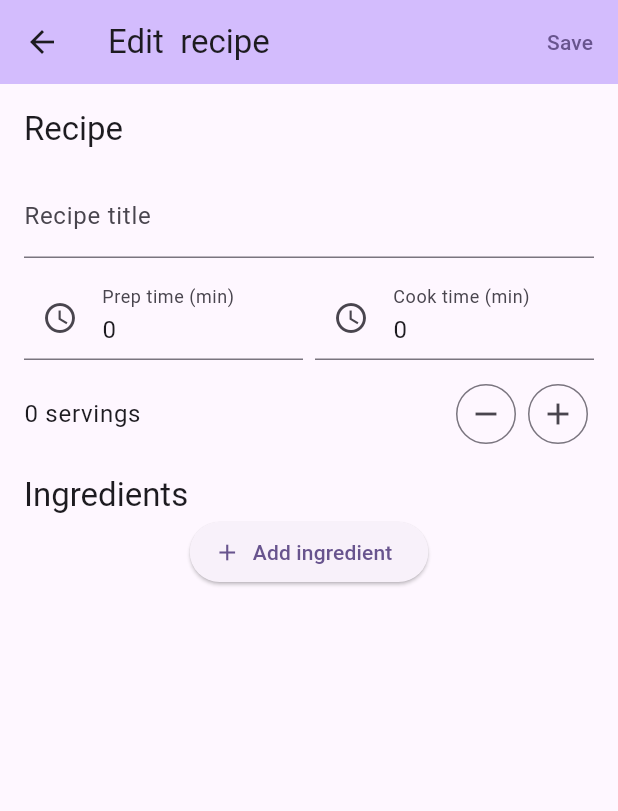
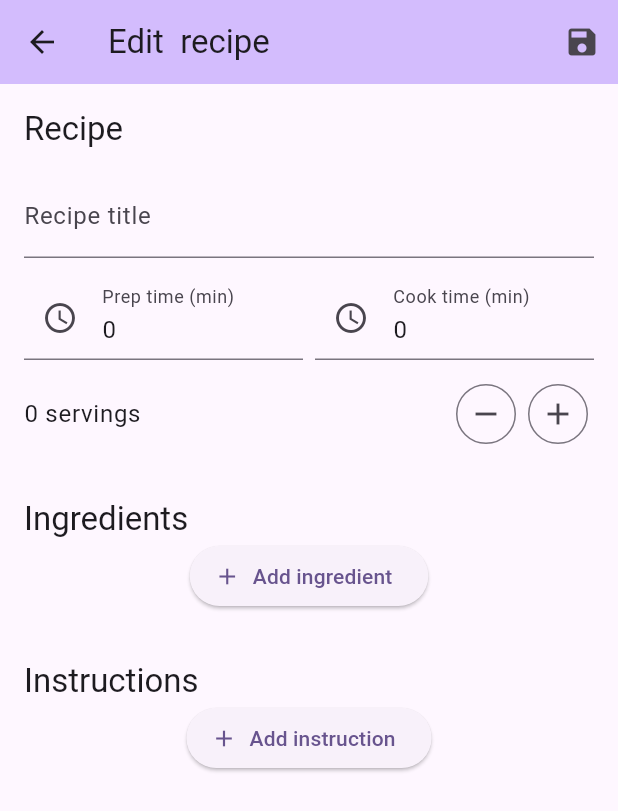
Before and after one commit to alexandre-pinon/toki-app, a Flutter app: the RecipeEditScreen screen opened directly with empty values, on a phone screen of 412 x 824 dp. Shown: the top 811 px of the screen. Run offline on Flutter 3.47's test engine with Material 3 defaults, Android fonts, the light colour scheme and no system bars; our stand-ins replace flutter_secure_storage; accounts and stored records are empty.

Commit message:
feat: instructions form + call update recipe details api

```diff
--- a/lib/models/ingredient.dart
+++ b/lib/models/ingredient.dart
@@ -22,7 +22,7 @@ class Ingredient {
     return {
       'name': name,
       'quantity': quantity,
-      'unit_type': unit.toString(),
+      'unit': unit.toString(),
     };
   }
 }
--- a/lib/models/instruction.dart
+++ b/lib/models/instruction.dart
@@ -1,14 +1,17 @@
 class Instruction {
-  final String id;
-  final String recipeId;
   final int stepNumber;
   final String instruction;
 
-  Instruction(this.id, this.recipeId, this.stepNumber, this.instruction);
+  Instruction(this.stepNumber, this.instruction);
 
   Instruction.fromJson(dynamic json)
-      : id = json['id'],
-        recipeId = json['recipe_id'],
-        stepNumber = json['step_number'],
+      : stepNumber = json['step_number'],
         instruction = json['instruction'];
+
+  Map<String, dynamic> toJson() {
+    return {
+      'step_number': stepNumber,
+      'instruction': instruction,
+    };
+  }
 }
--- a/lib/models/recipe_details.dart
+++ b/lib/models/recipe_details.dart
@@ -17,4 +17,14 @@ class RecipeDetails {
         instructions = (json['instructions'] as List<dynamic>)
             .map(Instruction.fromJson)
             .toList();
+
+  Map<String, dynamic> toJson() {
+    return {
+      'recipe': recipe.toJson(),
+      'ingredients':
+          ingredients.map((ingredient) => ingredient.toJson()).toList(),
+      'instructions':
+          instructions.map((instruction) => instruction.toJson()).toList(),
+    };
+  }
 }
--- a/lib/providers/meal_provider.dart
+++ b/lib/providers/meal_provider.dart
@@ -55,9 +55,9 @@ class MealProvider extends LoadingChangeNotifier {
     });
   }
 
-  Future<void> updateRecipe(Recipe recipe) async {
+  Future<void> updateRecipe(RecipeDetails recipeDetails) async {
     withLoading(() async {
-      _recipeDetails = await recipeService.updateRecipe(recipe);
+      _recipeDetails = await recipeService.updateRecipe(recipeDetails);
     });
   }
 }
--- a/lib/screens/recipe_edit_screen.dart
+++ b/lib/screens/recipe_edit_screen.dart
@@ -1,8 +1,16 @@
 import 'dart:async';
 
+import 'package:collection/collection.dart';
 import 'package:flutter/material.dart';
+import 'package:provider/provider.dart';
 import 'package:toki_app/controllers/ingredient_controller.dart';
+import 'package:toki_app/errors/auth_error.dart';
+import 'package:toki_app/main.dart';
+import 'package:toki_app/models/instruction.dart';
 import 'package:toki_app/models/recipe_details.dart';
+import 'package:toki_app/providers/auth_provider.dart';
+import 'package:toki_app/providers/meal_provider.dart';
+import 'package:toki_app/providers/weekly_meals_provider.dart';
 import 'package:toki_app/types/unit_type.dart';
 import 'package:toki_app/widgets/servings_input.dart';
 
@@ -21,7 +29,8 @@ class _RecipeEditScreenState extends State<RecipeEditScreen> {
   late final TextEditingController _prepTimeController;
   late final TextEditingController _cookTimeController;
   late final ValueNotifier<int> _servingsController;
-  late final List<IngredientController> _ingredientsController;
+  late final List<IngredientController> _ingredientControllers;
+  late final List<TextEditingController> _instructionControllers;
 
   @override
   void initState() {
@@ -35,20 +44,37 @@ class _RecipeEditScreenState extends State<RecipeEditScreen> {
       text: recipe.cookTime?.toString() ?? '',
     );
     _servingsController = ValueNotifier(recipe.servings);
-    _ingredientsController = widget.recipeDetails.ingredients
+    _ingredientControllers = widget.recipeDetails.ingredients
         .map(IngredientController.fromIngredient)
+        .toList();
+    _instructionControllers = widget.recipeDetails.instructions
+        .map(
+          (instruction) => TextEditingController(text: instruction.instruction),
+        )
         .toList();
   }
 
   void _addIngredient() {
     setState(() {
-      _ingredientsController.add(IngredientController.empty());
+      _ingredientControllers.add(IngredientController.empty());
     });
   }
 
   void _removeIngredient(int index) {
     setState(() {
-      _ingredientsController.removeAt(index);
+      _ingredientControllers.removeAt(index);
+    });
+  }
+
+  void _addInstruction() {
+    setState(() {
+      _instructionControllers.add(TextEditingController());
+    });
+  }
+
+  void _removeInstruction(int index) {
+    setState(() {
+      _instructionControllers.removeAt(index);
     });
   }
 
@@ -59,20 +85,33 @@ class _RecipeEditScreenState extends State<RecipeEditScreen> {
       cookTime: int.tryParse(_cookTimeController.text),
       servings: _servingsController.value,
     );
-    final updatedIngredients = _ingredientsController
+    final updatedIngredients = _ingredientControllers
         .map(
           (controller) => controller.value,
         )
         .toList();
+    final updatedInstructions = _instructionControllers
+        .mapIndexed(
+          (index, controller) => Instruction(index + 1, controller.text),
+        )
+        .toList();
+    final updatedRecipeDetails =
+        RecipeDetails(updatedRecipe, updatedIngredients, updatedInstructions);
 
-    // Simulate saving
-    print('Saving: ${updatedRecipe.toJson()}');
-    print(
-      'Saving: ${updatedIngredients.map((ingredient) => ingredient.toJson())}',
-    );
+    final mealProvider = context.read<MealProvider>();
+    final weeklyMealsProvider = context.read<WeeklyMealsProvider>();
+    final authProvider = context.read<AuthProvider>();
+    final navigator = Navigator.of(context);
 
-    // Call your save service or state management logic
-    // await RecipeService.saveRecipe(updatedRecipe);
+    try {
+      await mealProvider.updateRecipe(updatedRecipeDetails);
+      await weeklyMealsProvider.fetchMeals(); // refresh home page data
+      navigator.pop();
+    } on Unauthenticated {
+      await authProvider.logout();
+    } catch (error) {
+      showGlobalSnackBar(error.toString());
+    }
   }
 
   @override
@@ -82,7 +121,10 @@ class _RecipeEditScreenState extends State<RecipeEditScreen> {
     _cookTimeController.dispose();
     _servingsController.dispose();
 
-    for (final controller in _ingredientsController) {
+    for (final controller in _ingredientControllers) {
+      controller.dispose();
+    }
+    for (final controller in _instructionControllers) {
       controller.dispose();
     }
 
@@ -97,9 +139,9 @@ class _RecipeEditScreenState extends State<RecipeEditScreen> {
         title: Text(
             'Edit ${widget.recipeDetails.recipe.title.toLowerCase()} recipe'),
         actions: [
-          TextButton(
+          IconButton(
             onPressed: _saveData,
-            child: Text('Save'),
+            icon: Icon(Icons.save),
           )
         ],
       ),
@@ -122,7 +164,7 @@ class _RecipeEditScreenState extends State<RecipeEditScreen> {
               cookTimeController: _cookTimeController,
               servingsController: _servingsController,
             ),
-            SizedBox(height: 16),
+            SizedBox(height: 32),
             Container(
               margin: const EdgeInsets.symmetric(horizontal: 16),
               child: Text(
@@ -130,11 +172,24 @@ class _RecipeEditScreenState extends State<RecipeEditScreen> {
                 style: Theme.of(context).textTheme.titleLarge,
               ),
             ),
-            RecipeIngredientsInput(
-              ingredientsController: _ingredientsController,
+            IngredientsInput(
+              ingredientControllers: _ingredientControllers,
               addIngredient: _addIngredient,
               removeIngredient: _removeIngredient,
-            )
+            ),
+            SizedBox(height: 32),
+            Container(
+              margin: const EdgeInsets.symmetric(horizontal: 16),
+              child: Text(
+                'Instructions',
+                style: Theme.of(context).textTheme.titleLarge,
+              ),
+            ),
+            InstructionsInput(
+              instructionControllers: _instructionControllers,
+              addInstruction: _addInstruction,
+              removeInstruction: _removeInstruction,
+            ),
           ],
         ),
       ),
@@ -206,14 +261,14 @@ class RecipeInput extends StatelessWidget {
   }
 }
 
-class RecipeIngredientsInput extends StatelessWidget {
-  final List<IngredientController> ingredientsController;
+class IngredientsInput extends StatelessWidget {
+  final List<IngredientController> ingredientControllers;
   final VoidCallback addIngredient;
   final void Function(int index) removeIngredient;
 
-  const RecipeIngredientsInput({
+  const IngredientsInput({
     super.key,
-    required this.ingredientsController,
+    required this.ingredientControllers,
     required this.addIngredient,
     required this.removeIngredient,
   });
@@ -225,9 +280,9 @@ class RecipeIngredientsInput extends StatelessWidget {
         ListView.builder(
           physics: NeverScrollableScrollPhysics(),
           shrinkWrap: true,
-          itemCount: ingredientsController.length,
-          itemBuilder: (context, index) => RecipeIngredientInput(
-            controller: ingredientsController[index],
+          itemCount: ingredientControllers.length,
+          itemBuilder: (context, index) => IngredientInput(
+            controller: ingredientControllers[index],
             onDelete: () => removeIngredient(index),
           ),
         ),
@@ -241,11 +296,11 @@ class RecipeIngredientsInput extends StatelessWidget {
   }
 }
 
-class RecipeIngredientInput extends StatelessWidget {
+class IngredientInput extends StatelessWidget {
   final IngredientController controller;
   final VoidCallback onDelete;
 
-  const RecipeIngredientInput({
+  const IngredientInput({
     super.key,
     required this.controller,
     required this.onDelete,
@@ -314,3 +369,79 @@ class RecipeIngredientInput extends StatelessWidget {
     );
   }
 }
+
+class InstructionsInput extends StatelessWidget {
+  final List<TextEditingController> instructionControllers;
+  final VoidCallback addInstruction;
+  final void Function(int index) removeInstruction;
+
+  const InstructionsInput({
+    super.key,
+    required this.instructionControllers,
+    required this.addInstruction,
+    required this.removeInstruction,
+  });
+
+  @override
+  Widget build(BuildContext context) {
+    return Column(
+      children: [
+        ListView.builder(
+          physics: NeverScrollableScrollPhysics(),
+          shrinkWrap: true,
+          itemCount: instructionControllers.length,
+          itemBuilder: (context, index) => InstructionInput(
+            controller: instructionControllers[index],
+            onDelete: () => removeInstruction(index),
+          ),
+        ),
+        ElevatedButton.icon(
+          icon: Icon(Icons.add),
+          label: Text('Add instruction'),
+          onPressed: addInstruction,
+        ),
+      ],
+    );
+  }
+}
+
+class InstructionInput extends StatelessWidget {
+  final TextEditingController controller;
+  final VoidCallback onDelete;
+
+  const InstructionInput({
+    super.key,
+    required this.controller,
+    required this.onDelete,
+  });
+
+  @override
+  Widget build(BuildContext context) {
+    return Container(
+      margin: EdgeInsets.symmetric(vertical: 12, horizontal: 16),
+      child: Row(
+        children: [
+          Expanded(
+            child: TextFormField(
+              controller: controller,
+              decoration: InputDecoration(
+                labelText: 'Instruction',
+                border: OutlineInputBorder(),
+              ),
+              maxLines: null,
+              keyboardType: TextInputType.multiline,
+            ),
+          ),
+          SizedBox(width: 8),
+          IconButton(
+            icon: const Icon(
+              Icons.delete_outline,
+              color: Colors.red,
+            ),
+            onPressed: onDelete,
+          ),
+        ],
+      ),
+    );
+  }
+}
```
Also changed, not shown: lib/services/recipe_service.dart (+3 -4 lines).
